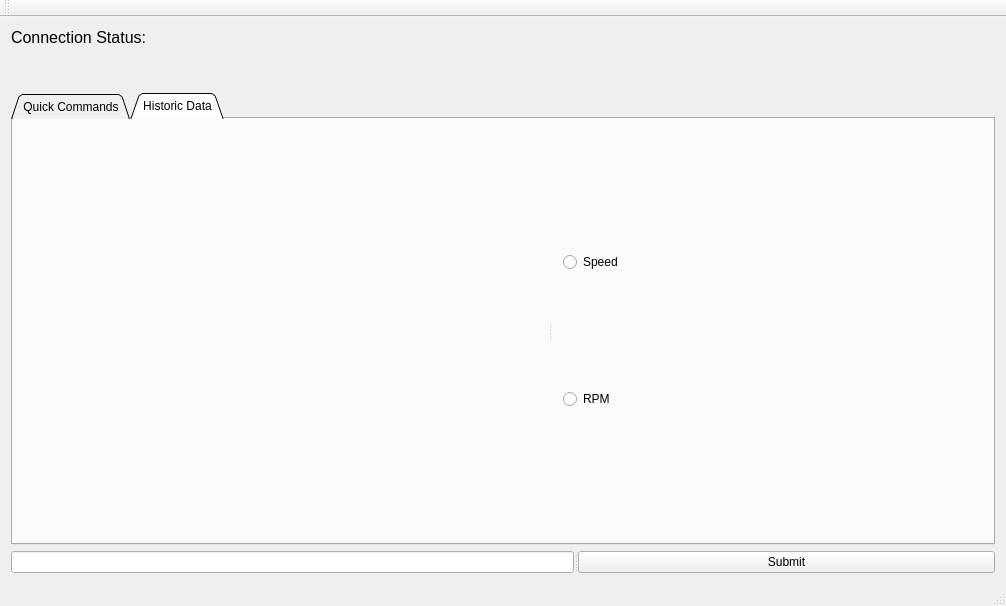
026rus/OBDII, file src/mainwindow.ui: the form before one commit.
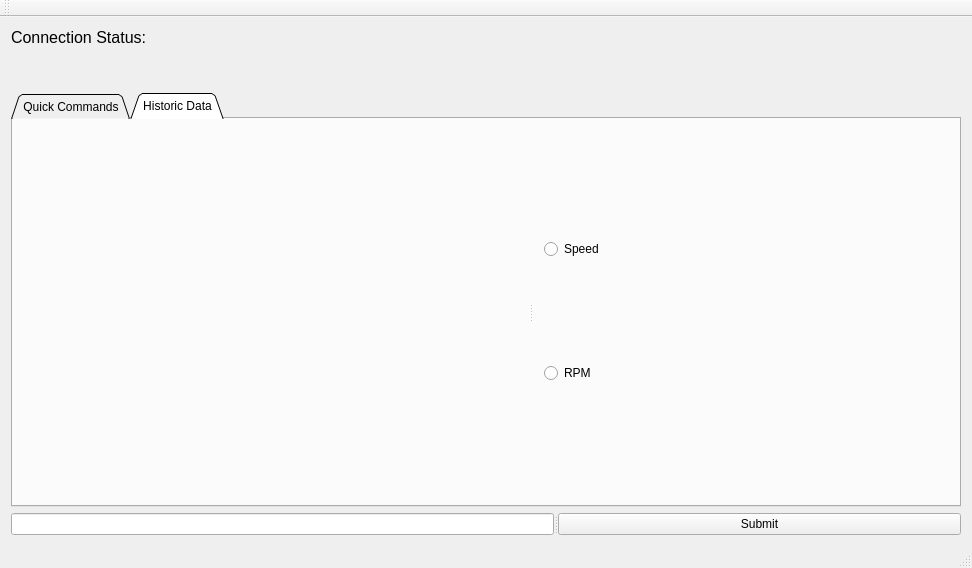
The form after the commit. The open tabs and pages were chosen to show the change. Custom widgets are drawn as their Qt base class.

The edit to the form file:
```diff
--- a/src/mainwindow.ui
+++ b/src/mainwindow.ui
@@ -6,8 +6,8 @@
    <rect>
     <x>0</x>
     <y>0</y>
-    <width>1006</width>
-    <height>606</height>
+    <width>972</width>
+    <height>568</height>
    </rect>
   </property>
   <property name="windowTitle">
@@ -93,21 +93,12 @@
        <layout class="QHBoxLayout" name="horizontalLayout_2">
         <item>
          <widget class="QSplitter" name="splitter_3">
-          <property name="autoFillBackground">
-           <bool>false</bool>
-          </property>
-          <property name="frameShape">
-           <enum>QFrame::NoFrame</enum>
-          </property>
           <property name="orientation">
            <enum>Qt::Horizontal</enum>
           </property>
           <widget class="QCustomPlot" name="customPlot" native="true"/>
           <widget class="QWidget" name="layoutWidget">
            <layout class="QVBoxLayout" name="verticalLayout_3">
-            <property name="sizeConstraint">
-             <enum>QLayout::SetDefaultConstraint</enum>
-            </property>
             <item>
              <widget class="QRadioButton" name="radioButton">
               <property name="text">
```
Left out of the diff: 28 changed lines with no effect on the pictures.
